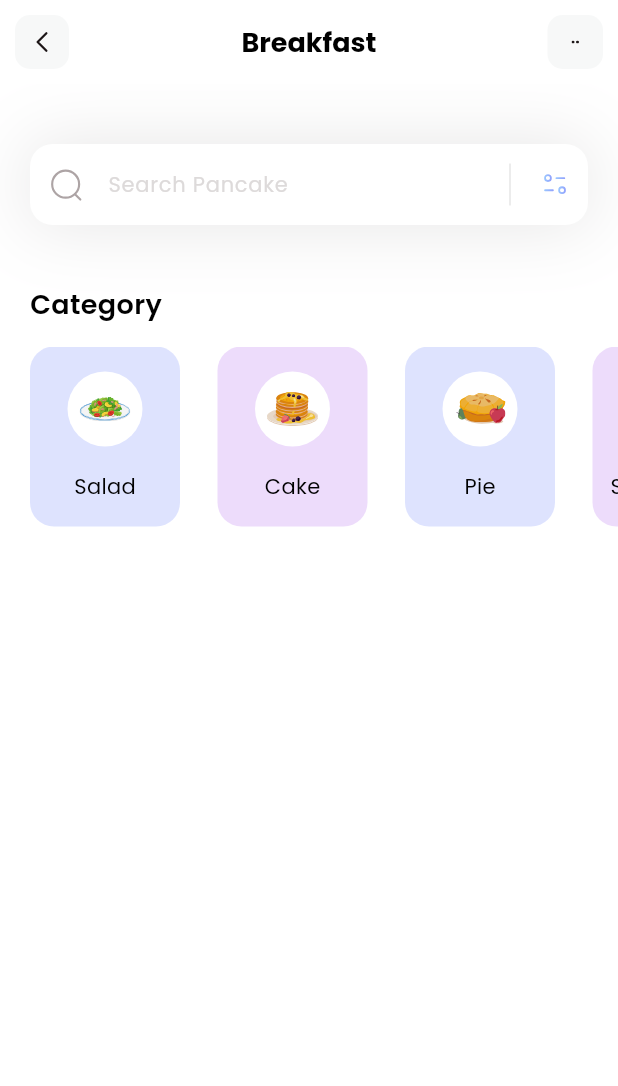
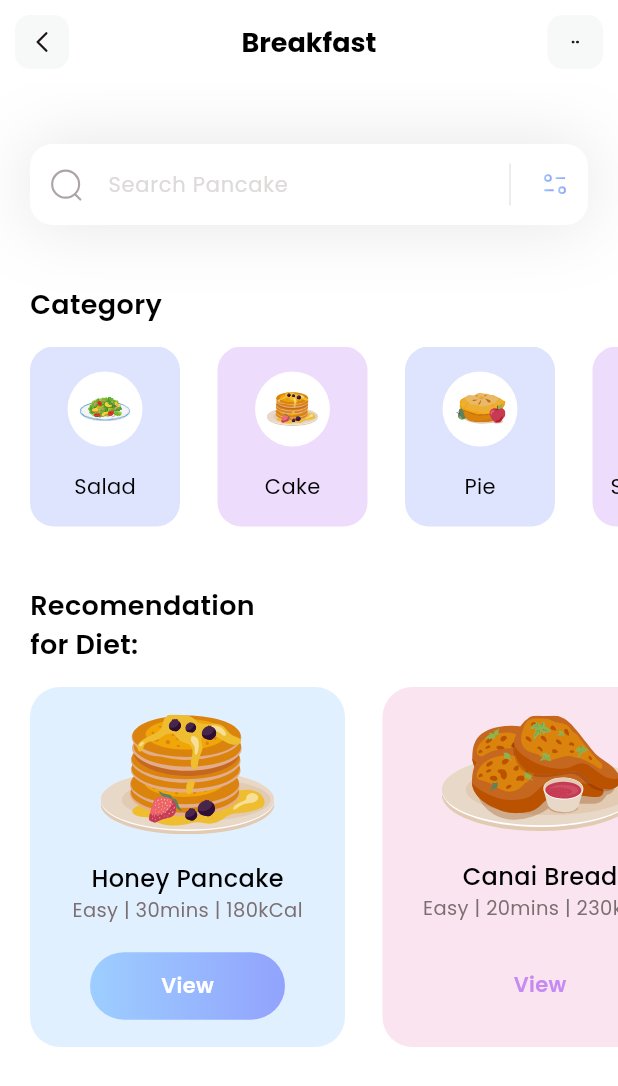
Before and after one commit to Danielvfrodrigues/fitnessapp, a Flutter app: the screen it shows after launch, on a phone screen of 412 x 824 dp. Shown: the top 1086 px of the screen. Run offline on Flutter 3.47's test engine with Material 3 defaults, Android fonts, the phone set to English and light mode, and no system bars; our stand-ins replace flutter_svg.

Commit message:
Diet section

```diff
--- /dev/null
+++ b/lib/models/diet_model.dart
@@ -0,0 +1,51 @@
+import 'package:flutter/material.dart';
+
+class DietModel {
+  String name;
+  String iconPath;
+  String level;
+  String duration;
+  String calorie;
+  Color boxColor;
+  bool viewIsSelected;
+
+  DietModel({
+    required this.name,
+    required this.iconPath,
+    required this.level,
+    required this.duration,
+    required this.calorie,
+    required this.boxColor,
+    required this.viewIsSelected
+  });
+
+  static List < DietModel > getDiets() {
+    List < DietModel > diets = [];
+
+    diets.add(
+      DietModel(
+       name: 'Honey Pancake',
+       iconPath: 'assets/icons/honey-pancakes.svg',
+       level: 'Easy',
+       duration: '30mins',
+       calorie: '180kCal',
+       viewIsSelected: true,
+       boxColor: const Color(0xff9DCEFF)
+      )
+    );
+
+    diets.add(
+      DietModel(
+       name: 'Canai Bread',
+       iconPath: 'assets/icons/canai-bread.svg',
+       level: 'Easy',
+       duration: '20mins',
+       calorie: '230kCal',
+       viewIsSelected: false,
+       boxColor: const Color(0xffEEA4CE)
+      )
+    );
+
+    return diets;
+  }
+}
--- a/lib/pages/home.dart
+++ b/lib/pages/home.dart
@@ -1,4 +1,5 @@
 import 'package:fitnessapp/models/category_models.dart';
+import 'package:fitnessapp/models/diet_model.dart';
 import 'package:flutter/material.dart';
 import 'package:flutter_svg/svg.dart';
 
@@ -11,14 +12,17 @@ class HomePage extends StatefulWidget {
 
 class _HomePageState extends State<HomePage> {
   List<CategoryModel> categories = [];
+  List<DietModel> diets = [];
 
-  void _getCategories() {
+  void _getInicialInfo() {
     categories = CategoryModel.getCategories();
+    diets = DietModel.getDiets();
   }
 
   @override
   Widget build(BuildContext context) {
-    _getCategories();
+    _getInicialInfo();
+
     return Scaffold(
       appBar: appBar(),
       backgroundColor: Colors.white,
@@ -28,9 +32,105 @@ class _HomePageState extends State<HomePage> {
           _searchField(),
           const SizedBox(height: 40),
           _categoriesSection(),
+          const SizedBox(height: 40),
+          _dietSection(),
+          const SizedBox(height: 40),
+
         ],
       ),
     );
+  }
+
+  Column _dietSection() {
+    return Column(
+          crossAxisAlignment: CrossAxisAlignment.start,
+          children: [
+            const Padding(
+              padding: EdgeInsets.only(left: 20),
+              child: Text(
+                'Recomendation\nfor Diet:',
+                style: TextStyle(
+                  color: Colors.black,
+                  fontSize: 18,
+                  fontWeight: FontWeight.w600,
+                ),
+              ),
+            ),
+            const SizedBox(height: 15),
+            SizedBox(
+              height: 240,
+              child: ListView.separated(
+                itemBuilder: (context, index) {
+                  return Container(
+                    width: 210,
+                    decoration: BoxDecoration(
+                      color: diets[index].boxColor.withOpacity(0.3),
+                      borderRadius: BorderRadius.circular(20),
+                    ),
+                    child: Column(
+                      mainAxisAlignment: MainAxisAlignment.spaceEvenly,
+                      children: [
+                        SvgPicture.asset(diets[index].iconPath),
+                        Column(
+                          children: [
+                            Text(
+                              diets[index].name,
+                              style: const TextStyle(
+                                fontWeight: FontWeight.w500,
+                                color: Colors.black,
+                                fontSize: 16,
+                              ),
+                            ),
+                            Text(
+                              '${diets[index].level} | ${diets[index].duration} | ${diets[index].calorie}',
+                              style: const TextStyle(
+                                  color: Color(0xff7B6F72),
+                                  fontSize: 13,
+                                  fontWeight: FontWeight.w400),
+                            ),
+                          ],
+                        ),
+                        Container(
+                          height: 45,
+                          width: 130,
+                          decoration: BoxDecoration(
+                              gradient: LinearGradient(
+                                colors: [
+                                  diets[index].viewIsSelected
+                                      ? const Color(0xff9DCEFF)
+                                      : Colors.transparent,
+                                  diets[index].viewIsSelected
+                                      ? const Color(0xff92A3FD)
+                                      : Colors.transparent,
+                                ],
+                              ),
+                              borderRadius: BorderRadius.circular(50)),
+                          child: Center(
+                            child: Text(
+                              'View',
+                              style: TextStyle(
+                                color: diets[index].viewIsSelected
+                                    ? Colors.white
+                                    : Color(0xffC58BF2),
+                                fontWeight: FontWeight.w600,
+                                fontSize: 14,
+                              ),
+                            ),
+                          ),
+                        )
+                      ],
+                    ),
+                  );
+                },
+                separatorBuilder: (context, index) =>
+                    const SizedBox(width: 25),
+                itemCount: diets.length,
+                scrollDirection: Axis.horizontal,
+                padding: const EdgeInsets.only(left: 20, right: 20),
+              ),
+            )
+          ],
+        );
   }
 
   Column _categoriesSection() {
```
Also changed, not shown: assets/icons/blueberry-pancake.svg (added), assets/icons/button.svg (added), assets/icons/canai-bread.svg (added), assets/icons/honey-pancakes.svg (added), assets/icons/salmon-nigiri.svg (added).
